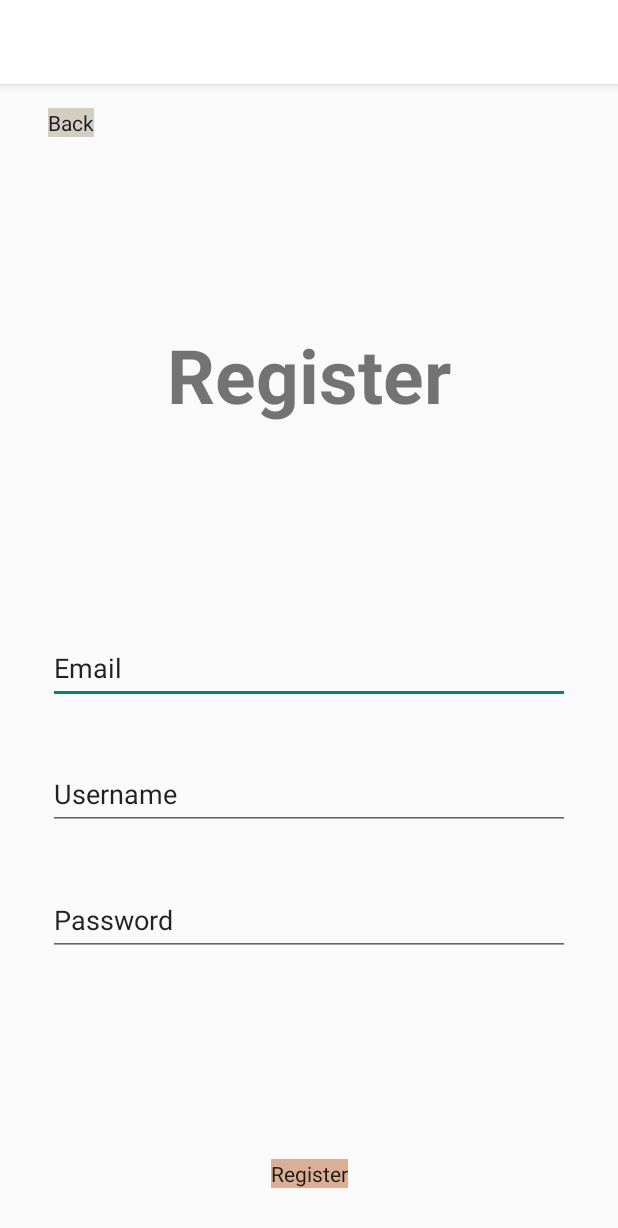
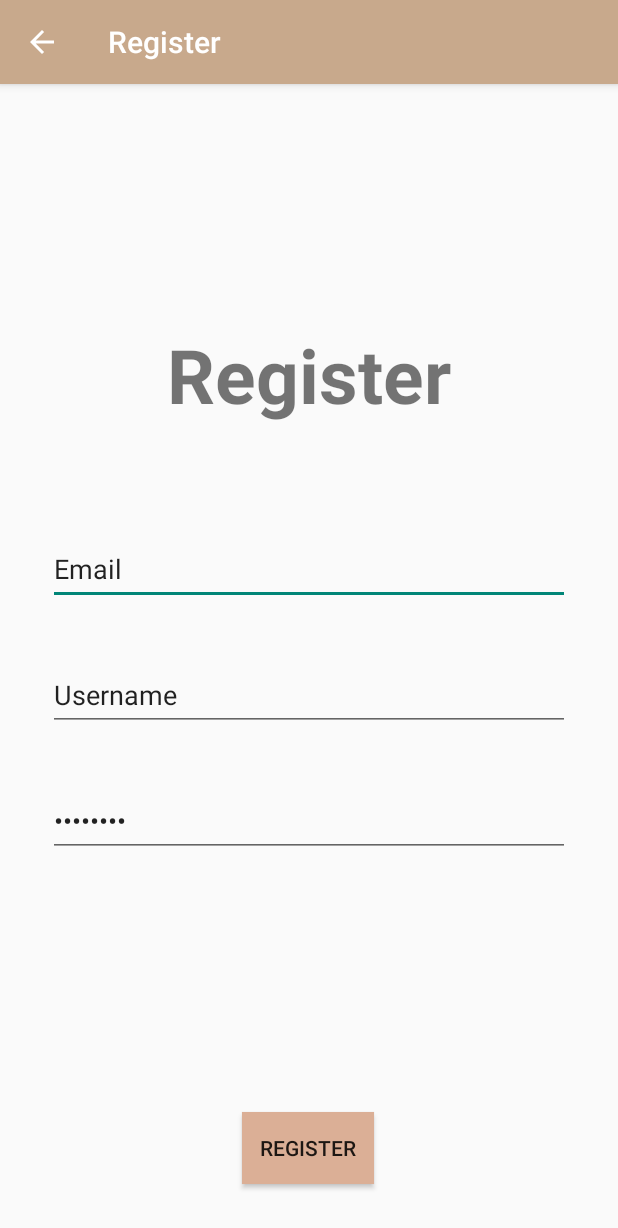
Before and after one commit to cristinapope/msaApp, an Android app: the RegisterActivity screen opened directly, with no data from a screen before it, on a phone screen of 412 x 824 dp. Shown: the top 1228 px of the screen. Run offline under Robolectric (Android 15) with nearby library versions, the phone set to English and light mode, and no system bars.

Commit message:
Added buttons style and modified colors

```diff
--- a/app/src/main/res/layout/activity_register.xml
+++ b/app/src/main/res/layout/activity_register.xml
@@ -4,30 +4,25 @@
     xmlns:tools="http://schemas.android.com/tools"
     android:layout_width="match_parent"
     android:layout_height="match_parent"
-    tools:context=".LoginActivity">
+    tools:context=".LoginActivity"
+    android:theme="@style/Theme.AppCompat.DayNight.DarkActionBar"
+    >
 
-    <Button
-        android:id="@+id/button"
-        android:layout_width="wrap_content"
-        android:layout_height="wrap_content"
-        android:layout_marginStart="32dp"
-        android:layout_marginTop="16dp"
-        android:background="#D4CDC4"
-        android:text="Back"
-        app:layout_constraintStart_toStartOf="parent"
-        app:layout_constraintTop_toTopOf="parent" />
+
 
     <Button
         android:id="@+id/button3"
         android:layout_width="wrap_content"
         android:layout_height="wrap_content"
         android:layout_marginBottom="32dp"
-        android:background="#DBAF96"
+        android:background="@color/buttonColor"
         android:text="Register"
         app:layout_constraintBottom_toBottomOf="parent"
         app:layout_constraintEnd_toEndOf="parent"
-        app:layout_constraintHorizontal_bias="0.5"
-        app:layout_constraintStart_toStartOf="parent" />
+        app:layout_constraintHorizontal_bias="0.498"
+        app:layout_constraintStart_toStartOf="parent"
+        app:layout_constraintTop_toBottomOf="@+id/passText"
+        app:layout_constraintVertical_bias="0.985" />
 
     <TextView
         android:id="@+id/logoText"
@@ -47,16 +42,16 @@
         android:layout_width="0dp"
         android:layout_height="wrap_content"
         android:layout_marginStart="32dp"
-        android:layout_marginTop="365dp"
+        android:layout_marginTop="72dp"
         android:layout_marginEnd="32dp"
         android:ems="10"
         android:inputType="textPersonName"
         android:minHeight="48dp"
         android:text="Email"
         app:layout_constraintEnd_toEndOf="parent"
-        app:layout_constraintHorizontal_bias="0.5"
+        app:layout_constraintHorizontal_bias="1.0"
         app:layout_constraintStart_toStartOf="parent"
-        app:layout_constraintTop_toTopOf="parent" />
+        app:layout_constraintTop_toBottomOf="@+id/logoText" />
 
     <EditText
         android:id="@+id/usernameText"
@@ -82,11 +77,13 @@
         android:layout_marginTop="36dp"
         android:layout_marginEnd="32dp"
         android:ems="10"
-        android:inputType="textPersonName"
         android:minHeight="48dp"
         android:text="Password"
+        android:inputType="textPassword"
         app:layout_constraintEnd_toEndOf="parent"
         app:layout_constraintStart_toStartOf="parent"
         app:layout_constraintTop_toBottomOf="@+id/usernameText" />
 
+
+
 </androidx.constraintlayout.widget.ConstraintLayout>
--- a/app/src/main/res/values/colors.xml
+++ b/app/src/main/res/values/colors.xml
@@ -10,4 +10,5 @@
     <color name="nudebcg">#C8A98C</color>
     <color name="textColorSplash">#E7CEB4</color>
     <color name="buttonColor">#DBAF96</color>
+    <color name="backButtonColor">#D4CDC4</color>
 </resources>
--- a/app/src/main/res/values/themes.xml
+++ b/app/src/main/res/values/themes.xml
@@ -2,7 +2,7 @@
     <!-- Base application theme. -->
     <style name="Theme.AdoptApp" parent="Theme.AppCompat.DayNight.DarkActionBar">
         <!-- Primary brand color. -->
-        <item name="colorPrimary">@color/white</item>
+        <item name="colorPrimary">@color/nudebcg</item>
         <item name="colorPrimaryVariant">@color/nudebcg</item>
         <item name="buttonStyle">@color/buttonColor</item>
         <item name="colorOnPrimary">@color/white</item>
```
Also changed, not shown: app/src/main/res/layout/activity_login6.xml (+10 -18 lines), app/src/main/res/layout/activity_main.xml (+4 -3 lines).
